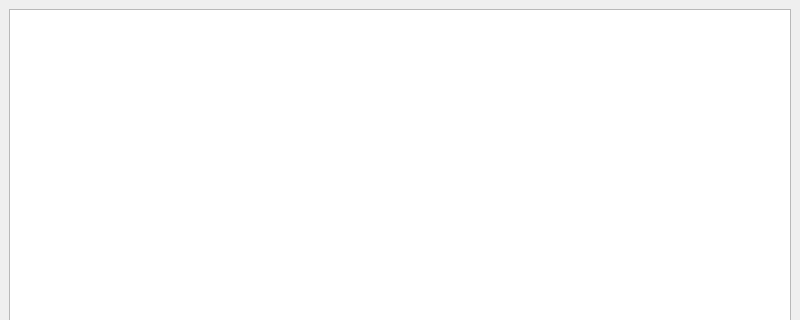
First picture: the form in main.ui, repository alino4ka92/Coffee, before the edit; both pictures show x 0 to 800 and y 0 to 320 of the 800 by 600 pixel window.
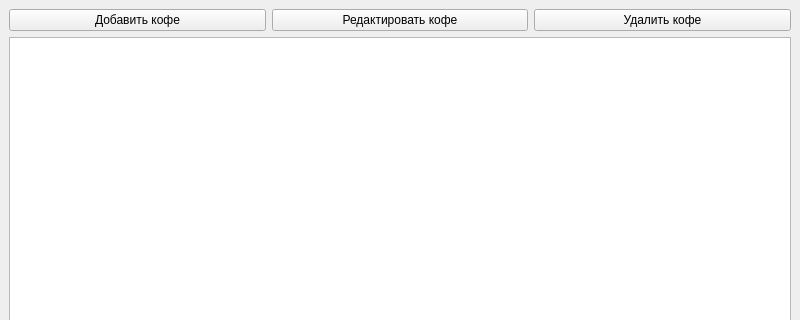
Second picture: the form after the edit.

Patch:
```diff
--- a/main.ui
+++ b/main.ui
@@ -16,6 +16,27 @@
   <widget class="QWidget" name="centralwidget">
    <layout class="QGridLayout" name="gridLayout">
     <item row="0" column="0">
+     <widget class="QPushButton" name="btn_add">
+      <property name="text">
+       <string>Добавить кофе</string>
+      </property>
+     </widget>
+    </item>
+    <item row="0" column="1">
+     <widget class="QPushButton" name="btn_edit">
+      <property name="text">
+       <string>Редактировать кофе</string>
+      </property>
+     </widget>
+    </item>
+    <item row="0" column="2">
+     <widget class="QPushButton" name="btn_delete">
+      <property name="text">
+       <string>Удалить кофе</string>
+      </property>
+     </widget>
+    </item>
+    <item row="1" column="0" colspan="3">
      <widget class="QTableWidget" name="table"/>
     </item>
    </layout>
```
